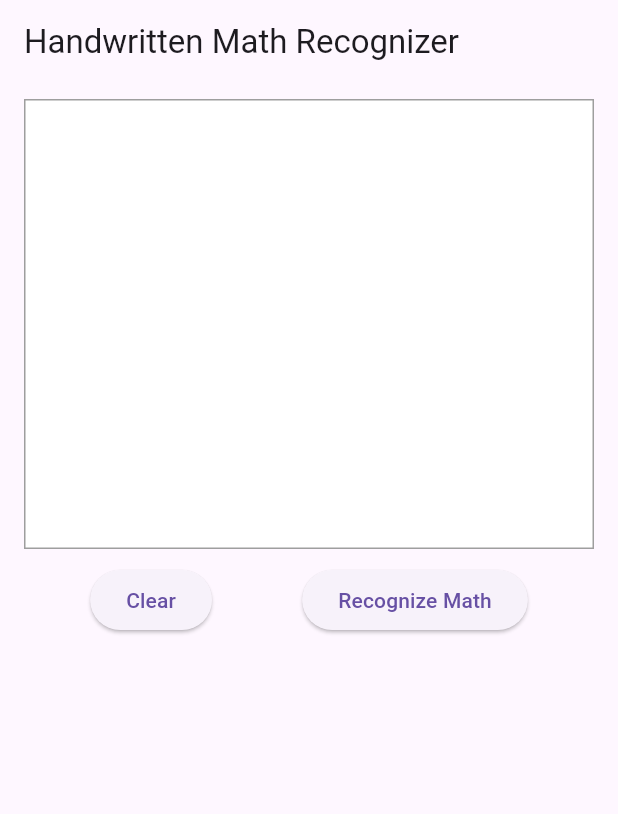
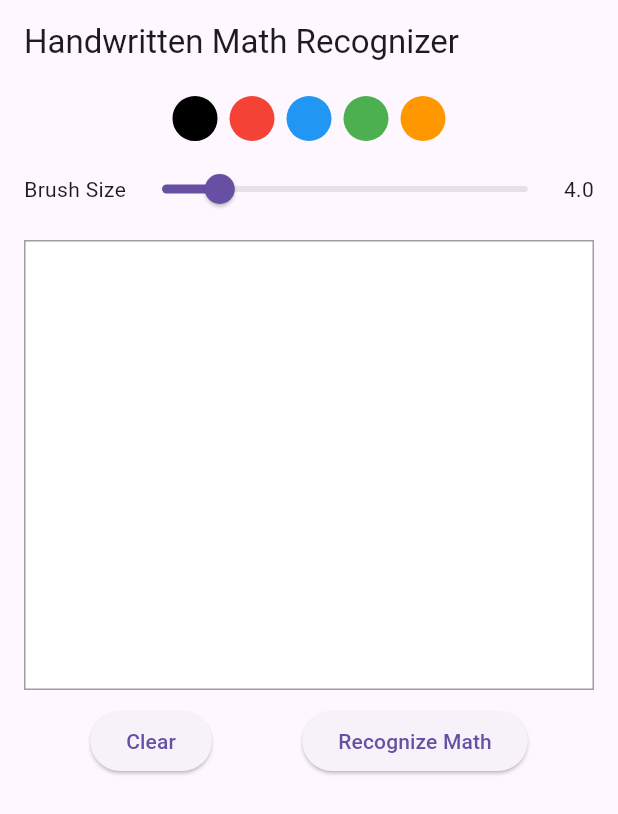
Before and after one commit to MegaThinker173/intl_science_comp_handwriting_recognizer, a Flutter app: the screen it shows after launch, on a phone screen of 412 x 824 dp. Shown: the top 814 px of the screen. Run offline on Flutter 3.47's test engine with Material 3 defaults, Android fonts, the phone set to English and light mode, and no system bars; missing offline and left inert: flutter_math_fork.

Commit message:
Added options to change the brush's color (5 options) and size.

```diff
--- a/lib/main.dart
+++ b/lib/main.dart
@@ -24,9 +24,16 @@ class MyApp extends StatelessWidget {
   }
 }
 
+// Update Stroke class to store color and strokeWidth.
 class Stroke {
   List<Offset> points;
-  Stroke(this.points);
+  Color color;
+  double strokeWidth;
+  Stroke({
+    required this.points,
+    required this.color,
+    required this.strokeWidth,
+  });
 }
 
 class HomePage extends StatefulWidget {
@@ -36,16 +43,17 @@ class HomePage extends StatefulWidget {
 }
 
 class _HomePageState extends State<HomePage> {
-  // Key for the drawing canvas.
   final GlobalKey _canvasKey = GlobalKey();
   List<Stroke> strokes = [];
   Stroke? currentStroke;
 
-  // Processing state and output result (LaTeX).
   bool isProcessing = false;
   String latexOutput = "";
 
-  /// Captures the drawing, converts it to an image, and sends it for math recognition.
+  // Brush settings: initial color black, brush size 4.0.
+  Color selectedColor = Colors.black;
+  double brushSize = 4.0;
+
   Future<void> recognizeMath() async {
     setState(() {
       isProcessing = true;
@@ -59,7 +67,6 @@ class _HomePageState extends State<HomePage> {
           await image.toByteData(format: ui.ImageByteFormat.png);
       Uint8List pngBytes = byteData!.buffer.asUint8List();
 
-      // Send the image to the Python server.
       String responseLatex = await sendImageForMathRecognition(pngBytes);
       setState(() {
         latexOutput = responseLatex;
@@ -74,9 +81,8 @@ class _HomePageState extends State<HomePage> {
     });
   }
 
-  /// Sends the image bytes to the Python server and returns the recognized LaTeX.
   Future<String> sendImageForMathRecognition(Uint8List imageBytes) async {
-    // Use your local machine’s IP address if testing on a real device.
+    // Update the URL if necessary.
     final url = Uri.parse("http://localhost:5001/recognize_math");
     var request = http.MultipartRequest("POST", url);
     request.files.add(http.MultipartFile.fromBytes(
@@ -103,8 +109,44 @@ class _HomePageState extends State<HomePage> {
       ),
       body: Column(
         children: [
+          // Brush color selection.
+          Padding(
+            padding: const EdgeInsets.all(8.0),
+            child: Row(
+              mainAxisAlignment: MainAxisAlignment.center,
+              children: [
+                colorOption(Colors.black),
+                colorOption(Colors.red),
+                colorOption(Colors.blue),
+                colorOption(Colors.green),
+                colorOption(Colors.orange),
+              ],
+            ),
+          ),
+          // Brush size slider.
+          Padding(
+            padding: const EdgeInsets.symmetric(horizontal: 16.0),
+            child: Row(
+              children: [
+                const Text("Brush Size"),
+                Expanded(
+                  child: Slider(
+                    min: 1.0,
+                    max: 20.0,
+                    value: brushSize,
+                    onChanged: (newSize) {
+                      setState(() {
+                        brushSize = newSize;
+                      });
+                    },
+                  ),
+                ),
+                Text(brushSize.toStringAsFixed(1)),
+              ],
+            ),
+          ),
           const SizedBox(height: 10),
-          // Fixed-height drawing canvas with a white background and border.
+          // Drawing canvas.
           Container(
             margin: const EdgeInsets.symmetric(horizontal: 16),
             width: double.infinity,
@@ -125,7 +167,11 @@ class _HomePageState extends State<HomePage> {
                       localPos.dx <= box.size.width &&
                       localPos.dy <= box.size.height) {
                     setState(() {
-                      currentStroke = Stroke([localPos]);
+                      currentStroke = Stroke(
+                        points: [localPos],
+                        color: selectedColor,
+                        strokeWidth: brushSize,
+                      );
                       strokes.add(currentStroke!);
                     });
                   }
@@ -156,7 +202,7 @@ class _HomePageState extends State<HomePage> {
             ),
           ),
           const SizedBox(height: 10),
-          // Buttons to clear the canvas and recognize math.
+          // Buttons.
           Row(
             mainAxisAlignment: MainAxisAlignment.spaceEvenly,
             children: [
@@ -189,18 +235,43 @@ class _HomePageState extends State<HomePage> {
       ),
     );
   }
+
+  // Widget to display a selectable color option.
+  Widget colorOption(Color color) {
+    return GestureDetector(
+      onTap: () {
+        setState(() {
+          selectedColor = color;
+        });
+      },
+      child: Container(
+        margin: const EdgeInsets.symmetric(horizontal: 4.0),
+        width: 30,
+        height: 30,
+        decoration: BoxDecoration(
+          color: color,
+          shape: BoxShape.circle,
+          border: Border.all(
+            color: selectedColor == color ? Colors.black : Colors.transparent,
+            width: 2,
+          ),
+        ),
+      ),
+    );
+  }
 }
 
 class DrawingPainter extends CustomPainter {
   final List<Stroke> strokes;
   DrawingPainter(this.strokes);
+
   @override
   void paint(Canvas canvas, Size size) {
-    final Paint paint = Paint()
-      ..color = Colors.black
-      ..strokeWidth = 4.0
-      ..strokeCap = StrokeCap.round;
     for (final stroke in strokes) {
+      final paint = Paint()
+        ..color = stroke.color
+        ..strokeWidth = stroke.strokeWidth
+        ..strokeCap = StrokeCap.round;
       for (int i = 0; i < stroke.points.length - 1; i++) {
         canvas.drawLine(stroke.points[i], stroke.points[i + 1], paint);
       }
```
